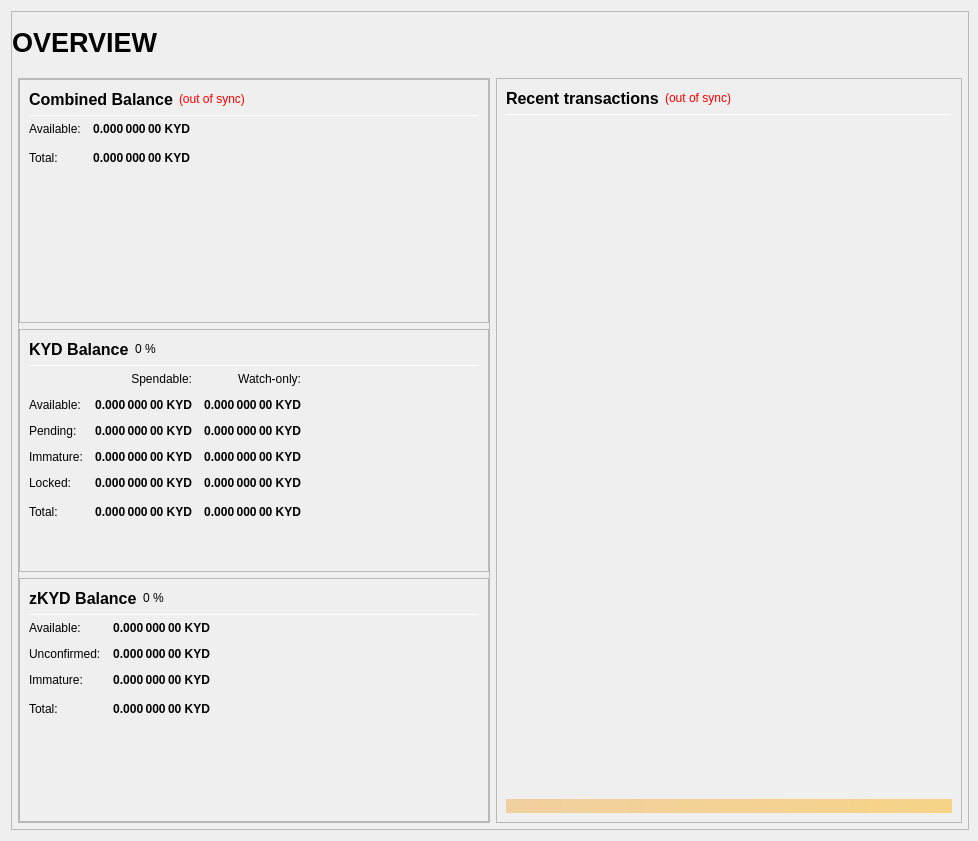
Old version of the form src/qt/forms/overviewpage.ui in the repository kydcoin/KYD3.
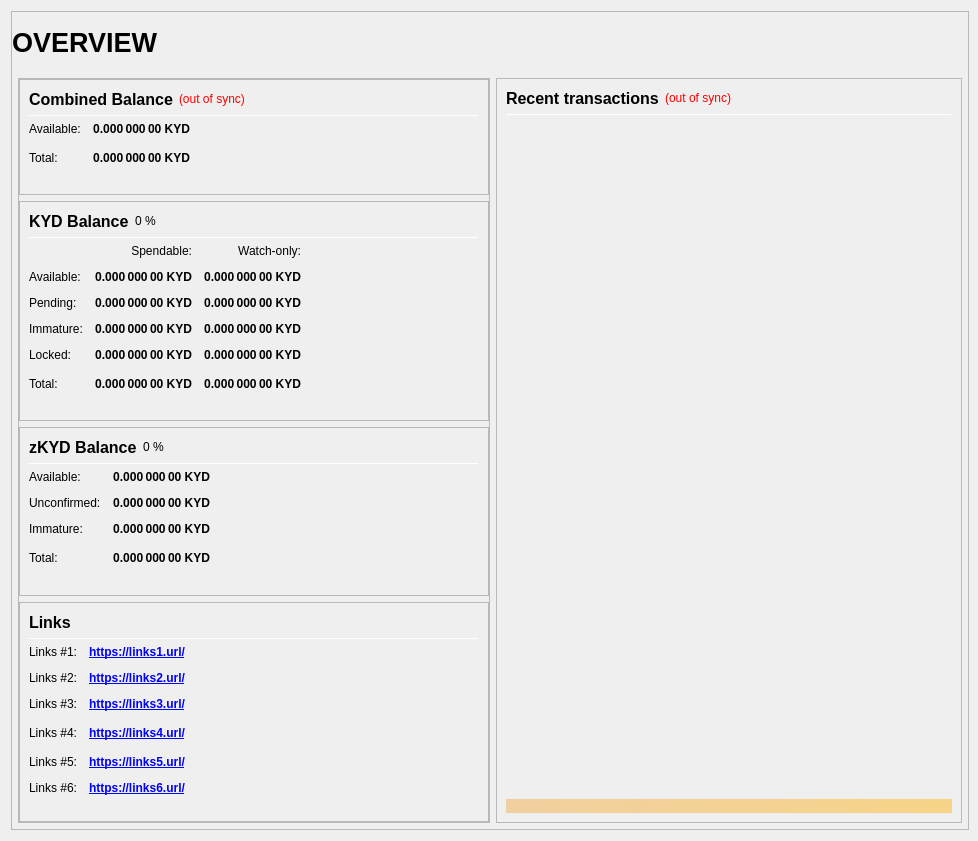
New version of the form.

Commit message: Links QPanel implemented

What changed in the file:
```diff
--- a/src/qt/forms/overviewpage.ui
+++ b/src/qt/forms/overviewpage.ui
@@ -200,7 +200,7 @@
                  <property name="frameShadow">
                   <enum>QFrame::Raised</enum>
                  </property>
-                 <layout class="QVBoxLayout" name="verticalLayout" stretch="0,0,0">
+                 <layout class="QVBoxLayout" name="verticalLayout" stretch="0,0,0,0">
                   <property name="leftMargin">
                    <number>0</number>
                   </property>
@@ -1061,6 +1061,266 @@
                     </layout>
                    </widget>
                   </item>
+                  <item>
+                   <widget class="QFrame" name="frame_Links">
+                    <property name="frameShape">
+                     <enum>QFrame::StyledPanel</enum>
+                    </property>
+                    <property name="frameShadow">
+                     <enum>QFrame::Raised</enum>
+                    </property>
+                    <layout class="QVBoxLayout" name="verticalLayout_Links">
+                     <item>
+                      <layout class="QHBoxLayout" name="horizontalLayout_Links_1" stretch="0,0">
+                       <item>
+                        <widget class="QLabel" name="label_Links_title">
+                         <property name="minimumSize">
+                          <size>
+                           <width>0</width>
+                           <height>20</height>
+                          </size>
+                         </property>
+                         <property name="font">
+                          <font>
+                           <pointsize>12</pointsize>
+                           <weight>75</weight>
+                           <bold>true</bold>
+                          </font>
+                         </property>
+                         <property name="text">
+                          <string>Links</string>
+                         </property>
+                        </widget>
+                       </item>
+                       <item>
+                        <spacer name="horizontalSpacer_Links_1">
+                         <property name="orientation">
+                          <enum>Qt::Horizontal</enum>
+                         </property>
+                         <property name="sizeHint" stdset="0">
+                          <size>
+                           <width>40</width>
+                           <height>20</height>
+                          </size>
+                         </property>
+                        </spacer>
+                       </item>
+                      </layout>
+                     </item>
+                     <item>
+                      <widget class="Line" name="line_Links">
+                       <property name="minimumSize">
+                        <size>
+                         <width>0</width>
+                         <height>1</height>
+                        </size>
+                       </property>
+                       <property name="maximumSize">
+                        <size>
+                         <width>16777215</width>
+                         <height>1</height>
+                        </size>
+                       </property>
+                       <property name="orientation">
+                        <enum>Qt::Horizontal</enum>
+                       </property>
+                      </widget>
+                     </item>
+                     <item>
+                      <layout class="QGridLayout" name="gridLayout_Links">
+                       <property name="spacing">
+                        <number>12</number>
+                       </property>
+                       <item row="1" column="0">
+                        <widget class="QLabel" name="labelLinks1">
+                         <property name="text">
+                          <string>Links #1:</string>
+                         </property>
+                        </widget>
+                       </item>
+                       <item row="1" column="1">
+                        <widget class="QLabel" name="labelLinksUrl1">
+                         <property name="font">
+                          <font>
+                           <weight>75</weight>
+                           <bold>true</bold>
+                          </font>
+                         </property>
+                         <property name="text">
+                          <string notr="true">&lt;a href=&quot;https://links1.url/&quot;&gt;https://links1.url/&lt;/a&gt;</string>
+                         </property>
+                         <property name="textFormat">
+                          <enum>Qt::RichText</enum>
+                         </property>
+                         <property name="alignment">
+                          <set>Qt::AlignLeading|Qt::AlignLeft|Qt::AlignVCenter</set>
+                         </property>
+                         <property name="openExternalLinks">
+                          <bool>true</bool>
+                         </property>
+                        </widget>
+                       </item>
+                       <item row="2" column="0">
+                        <widget class="QLabel" name="labelLinks2">
+                         <property name="text">
+                          <string>Links #2:</string>
+                         </property>
+                        </widget>
+                       </item>
+                       <item row="2" column="1">
+                        <widget class="QLabel" name="labelLinksUrl2">
+                         <property name="font">
+                          <font>
+                           <weight>75</weight>
+                           <bold>true</bold>
+                          </font>
+                         </property>
+                         <property name="text">
+                          <string notr="true">&lt;a href=&quot;https://links2.url/&quot;&gt;https://links2.url/&lt;/a&gt;</string>
+                         </property>
+                         <property name="alignment">
+                          <set>Qt::AlignLeading|Qt::AlignLeft|Qt::AlignVCenter</set>
+                         </property>
+                         <property name="openExternalLinks">
+                          <bool>true</bool>
+                         </property>
+                        </widget>
+                       </item>
+                       <item row="3" column="0">
+                        <widget class="QLabel" name="labelLinks3">
+                         <property name="text">
+                          <string>Links #3:</string>
+                         </property>
+                        </widget>
+                       </item>
+                       <item row="3" column="1">
+                        <widget class="QLabel" name="labelLinksUrl3">
+                         <property name="font">
+                          <font>
+                           <weight>75</weight>
+                           <bold>true</bold>
+                          </font>
+                         </property>
+                         <property name="text">
+                          <string notr="true">&lt;a href=&quot;https://links3.url/&quot;&gt;https://links3.url/&lt;/a&gt;</string>
+                         </property>
+                         <property name="alignment">
+                           <set>Qt::AlignLeading|Qt::AlignLeft|Qt::AlignVCenter</set>
+                         </property>
+                         <property name="openExternalLinks">
+                          <bool>true</bool>
+                         </property>
+                        </widget>
+                       </item>
+                       <item row="4" column="0">
+                        <widget class="QLabel" name="labelLinks4">
+                         <property name="text">
+                          <string>Links #4:</string>
+                         </property>
+                        </widget>
+                       </item>
+                       <item row="4" column="1">
+                        <widget class="QLabel" name="labelLinksUrl4">
+                         <property name="font">
+                          <font>
+                           <weight>75</weight>
+                           <bold>true</bold>
+                          </font>
+                         </property>
+                         <property name="text">
+                          <string notr="true">&lt;a href=&quot;https://links4.url/&quot;&gt;https://links4.url/&lt;/a&gt;</string>
+                         </property>
+                         <property name="alignment">
+                           <set>Qt::AlignLeading|Qt::AlignLeft|Qt::AlignVCenter</set>
+                         </property>
+                         <property name="openExternalLinks">
+                          <bool>true</bool>
+                         </property>
+                        </widget>
+                       </item>
+                       <item row="4" column="2">
+                        <spacer name="horizontalSpacer_Links_2">
+                         <property name="orientation">
+                          <enum>Qt::Horizontal</enum>
+                         </property>
+                         <property name="sizeHint" stdset="0">
+                          <size>
+                           <width>40</width>
+                           <height>20</height>
+                          </size>
+                         </property>
+                        </spacer>
+                       </item>
+                       <item row="5" column="0">
+                        <widget class="QLabel" name="labelLinks5">
+                         <property name="text">
+                          <string>Links #5:</string>
+                         </property>
+                        </widget>
+                       </item>
+                       <item row="5" column="1">
+                        <widget class="QLabel" name="labelLinksUrl5">
+                         <property name="font">
+                          <font>
+                           <weight>75</weight>
+                           <bold>true</bold>
+                          </font>
+                         </property>
+                         <property name="text">
+                          <string notr="true">&lt;a href=&quot;https://links5.url/&quot;&gt;https://links5.url/&lt;/a&gt;</string>
+                         </property>
+                         <property name="alignment">
+                           <set>Qt::AlignLeading|Qt::AlignLeft|Qt::AlignVCenter</set>
+                         </property>
+                         <property name="openExternalLinks">
+                          <bool>true</bool>
+                         </property>
+                        </widget>
+                       </item>
+                       <item row="6" column="0">
+                        <widget class="QLabel" name="labelLinks6">
+                         <property name="text">
+                          <string>Links #6:</string>
+                         </property>
+                        </widget>
+                       </item>
+                       <item row="6" column="1">
+                        <widget class="QLabel" name="labelLinksUrl6">
+                         <property name="font">
+                          <font>
+                           <weight>75</weight>
+                           <bold>true</bold>
+                          </font>
+                         </property>
+                         <property name="text">
+                          <string notr="true">&lt;a href=&quot;https://links6.url/&quot;&gt;https://links6.url/&lt;/a&gt;</string>
+                         </property>
+                         <property name="alignment">
+                           <set>Qt::AlignLeading|Qt::AlignLeft|Qt::AlignVCenter</set>
+                         </property>
+                         <property name="openExternalLinks">
+                          <bool>true</bool>
+                         </property>
+                        </widget>
+                       </item>
+                      </layout>
+                     </item>
+                     <item>
+                      <spacer name="verticalSpacer_4">
+                       <property name="orientation">
+                        <enum>Qt::Vertical</enum>
+                       </property>
+                       <property name="sizeHint" stdset="0">
+                        <size>
+                         <width>20</width>
+                         <height>40</height>
+                        </size>
+                       </property>
+                      </spacer>
+                     </item>
+                    </layout>
+                   </widget>
+                  </item>
                  </layout>
                 </widget>
                </item>
```
